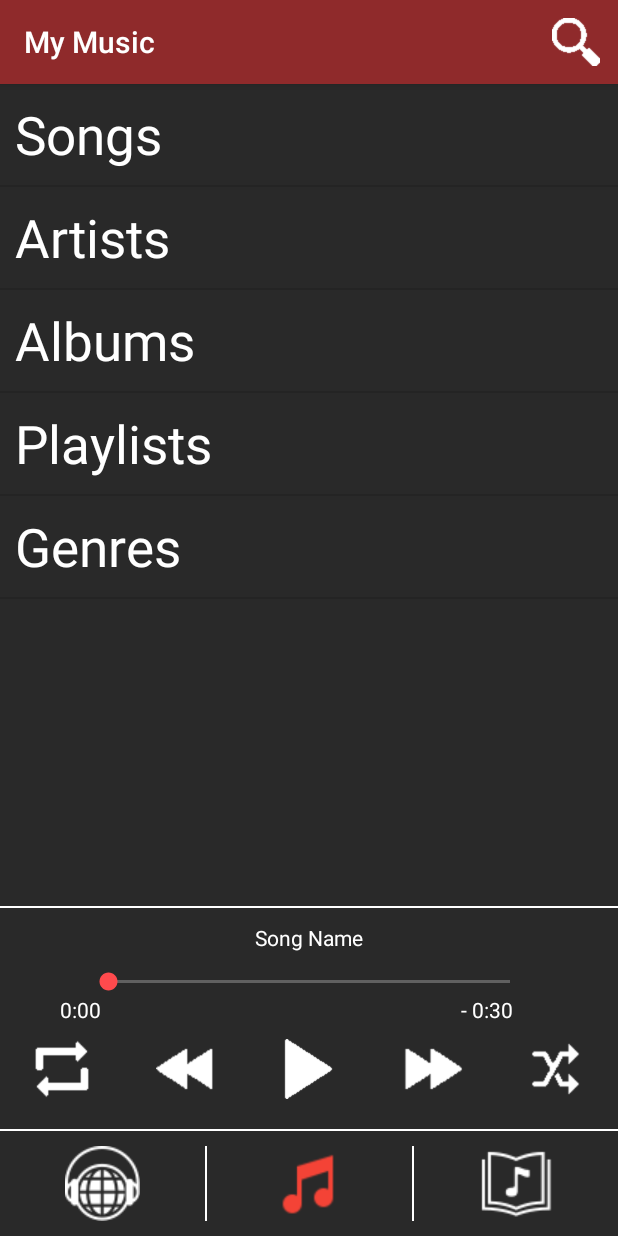
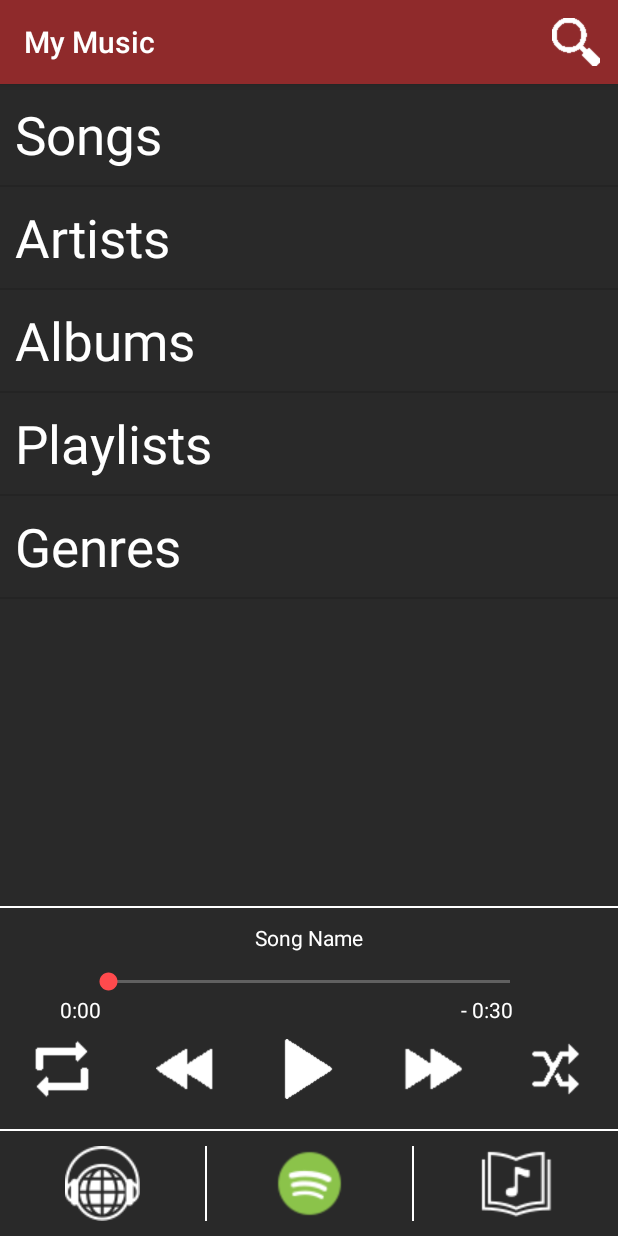
Before and after one commit to richardjamesw/MusicPlayer, an Android app: the screen it shows after launch (MainActivity), on a phone screen of 412 x 824 dp. Run offline under Robolectric (Android 15) with nearby library versions, the phone set to English and light mode, and no system bars.

Commit message:
Service selection implemented

```diff
--- a/app/src/main/AndroidManifest.xml
+++ b/app/src/main/AndroidManifest.xml
@@ -16,6 +16,10 @@
                 <category android:name="android.intent.category.LAUNCHER" />
             </intent-filter>
         </activity>
+
+        <activity android:name=".ServiceActivity"
+            android:theme="@style/AppTheme.PopUpTheme"
+            ></activity>
     </application>
 
 </manifest>
--- a/app/src/main/java/com/csc420/musicplayer/Constants.java
+++ b/app/src/main/java/com/csc420/musicplayer/Constants.java
@@ -7,4 +7,11 @@ public final class Constants {
             {
                     "Songs", "Artists", "Albums", "Playlists", "Genres"
             };
+
+    //list of Services
+    public static final String[] listOfServices = {
+            "Spotify", "Pandora", "Apple Music"
+    };
+
+    public static final int[] serviceLogos = {R.drawable.spotify_logo, R.drawable.pandora_logo, R.drawable.apple_music_logo};
 }
--- a/app/src/main/java/com/csc420/musicplayer/MainActivity.java
+++ b/app/src/main/java/com/csc420/musicplayer/MainActivity.java
@@ -1,8 +1,10 @@
 package com.csc420.musicplayer;
 
+import android.content.Intent;
 import android.media.MediaPlayer;
 import android.os.Handler;
 import android.os.Message;
+import android.support.annotation.Nullable;
 import android.support.v7.app.AppCompatActivity;
 import android.os.Bundle;
 import android.view.Menu;
@@ -22,6 +24,7 @@ public class MainActivity extends AppCompatActivity {
 
     // private instances
     Button btnPlay;
+    Button btnService;
     SeekBar positionBar;
     //SeekBar volumeBar;
     TextView lblElapsedTime;
@@ -121,6 +124,28 @@ public class MainActivity extends AppCompatActivity {
                 }
             }
         }).start();
+
+        btnService = (Button) findViewById(R.id.btnService);
+        btnService.setBackgroundResource(Constants.serviceLogos[0]);
+        btnService.setOnClickListener(new View.OnClickListener() {
+            @Override
+            public void onClick(View v) {
+                startActivityForResult(new Intent(MainActivity.this, ServiceActivity.class), 1);
+            }
+        });
+
+
+    }
+
+    @Override
+    protected void onActivityResult(int requestCode, int resultCode, @Nullable Intent data) {
+        super.onActivityResult(requestCode, resultCode, data);
+        if(requestCode == 1){
+            if(resultCode == RESULT_OK){
+                int serviceID = data.getIntExtra("ServiceID", 0);
+                btnService.setBackgroundResource(Constants.serviceLogos[serviceID]);
+            }
+        }
     }
 
     // handler for positioning
--- a/app/src/main/res/layout/activity_main.xml
+++ b/app/src/main/res/layout/activity_main.xml
@@ -5,8 +5,8 @@
     android:layout_width="match_parent"
     android:layout_height="match_parent"
     android:background="@color/colorBackground"
+    android:gravity="center_horizontal"
     android:orientation="vertical"
-    android:gravity="center_horizontal"
     tools:context=".MainActivity">
 
 
@@ -15,8 +15,8 @@
         android:id="@+id/lvMainWindowList"
         android:layout_width="match_parent"
         android:layout_height="300dp"
-        android:orientation="vertical"
-        android:layout_weight="1">
+        android:layout_weight="1"
+        android:orientation="vertical">
 
     </ListView>
 
@@ -24,42 +24,43 @@
     <View
         android:layout_width="match_parent"
         android:layout_height="1dp"
-        android:background="@android:color/white"/>
+        android:background="@android:color/white" />
 
     <!-- Song info -->
     <TextView
         android:layout_width="match_parent"
         android:layout_height="40dp"
         android:gravity="center"
-        android:textColor="@color/White"
-        android:text="Song Name"/>
+        android:text="Song Name"
+        android:textColor="@color/White" />
 
     <!-- Seek Bar -->
     <SeekBar
         android:id="@+id/positionBar"
         android:layout_width="300dp"
         android:layout_height="wrap_content"
-        android:progressBackgroundTint="@color/White"
-        />
+        android:progressBackgroundTint="@color/White" />
 
     <!-- Song times -->
     <LinearLayout
         android:layout_width="match_parent"
         android:layout_height="wrap_content">
+
         <android.support.v7.widget.AppCompatTextView
             android:id="@+id/lblElapsedTime"
             android:layout_width="wrap_content"
             android:layout_height="wrap_content"
-            android:textColor="@color/White"
+            android:layout_marginLeft="40dp"
             android:text="00:00"
-            android:layout_marginLeft="40dp" />
+            android:textColor="@color/White" />
+
         <android.support.v7.widget.AppCompatTextView
             android:id="@+id/lblRemainingTime"
             android:layout_width="wrap_content"
             android:layout_height="wrap_content"
-            android:textColor="@color/White"
+            android:layout_marginLeft="240dp"
             android:text="00:00"
-            android:layout_marginLeft="240dp" />
+            android:textColor="@color/White" />
     </LinearLayout>
 
 
@@ -67,11 +68,11 @@
     <GridLayout
         android:layout_width="match_parent"
         android:layout_height="wrap_content"
-        android:columnCount="6"
-        android:gravity="center"
         android:layout_marginTop="10dp"
         android:layout_marginBottom="20dp"
-        android:layout_weight="0">
+        android:layout_weight="0"
+        android:columnCount="6"
+        android:gravity="center">
 
         <Button
             android:id="@+id/btnRepeat"
@@ -79,7 +80,7 @@
             android:layout_height="40dp"
             android:layout_columnWeight="1"
             android:layout_gravity="center_horizontal"
-            android:background="@drawable/repeat"/>
+            android:background="@drawable/repeat" />
 
         <Button
             android:id="@+id/btnPrev"
@@ -87,26 +88,26 @@
             android:layout_height="40dp"
             android:layout_columnWeight="1"
             android:layout_gravity="center_horizontal"
-            android:background="@drawable/prev_track"/>
+            android:background="@drawable/prev_track" />
 
         <Button
             android:id="@+id/btnPlay"
-            android:visibility="visible"
             android:layout_width="40dp"
             android:layout_height="40dp"
             android:layout_columnWeight="1"
             android:layout_gravity="center_horizontal"
             android:background="@drawable/play"
-            android:onClick="btnPlayClick" />
+            android:onClick="btnPlayClick"
+            android:visibility="visible" />
 
         <Button
             android:id="@+id/btnPause"
-            android:visibility="gone"
             android:layout_width="40dp"
             android:layout_height="40dp"
             android:layout_columnWeight="1"
             android:layout_gravity="center_horizontal"
-            android:background="@drawable/pause" />
+            android:background="@drawable/pause"
+            android:visibility="gone" />
 
         <Button
             android:id="@+id/btnNext"
@@ -122,7 +123,7 @@
             android:layout_height="40dp"
             android:layout_columnWeight="1"
             android:layout_gravity="center_horizontal"
-            android:background="@drawable/shuffle"/>
+            android:background="@drawable/shuffle" />
 
     </GridLayout>
 
@@ -130,57 +131,57 @@
     <View
         android:layout_width="match_parent"
         android:layout_height="1dp"
-        android:background="@android:color/white"/>
+        android:background="@android:color/white" />
 
     <!-- Bottom Menu buttons -->
     <GridLayout
         android:layout_width="match_parent"
         android:layout_height="wrap_content"
-        android:orientation="horizontal"
+        android:layout_marginTop="10dp"
+        android:layout_marginBottom="10dp"
+        android:layout_weight="0"
+        android:columnCount="5"
         android:gravity="center"
-        android:columnCount="5"
-        android:layout_weight="0"
-        android:layout_marginTop="10dp"
-        android:layout_marginBottom="10dp">
+        android:orientation="horizontal">
 
         <Button
             android:id="@+id/btnSuggested"
             android:layout_width="50dp"
             android:layout_height="50dp"
-            android:background="@drawable/suggested_songs"
             android:layout_columnWeight="1"
-            android:layout_gravity="center_horizontal"/>
+            android:layout_gravity="center_horizontal"
+            android:background="@drawable/suggested_songs" />
 
         <!-- Vertical separator bar -->
         <View
             android:layout_width="1dp"
             android:layout_height="50dp"
             android:layout_columnWeight="0"
-            android:background="@android:color/white"/>
+            android:background="@android:color/white" />
 
         <Button
             android:id="@+id/btnService"
-            android:visibility="visible"
             android:layout_width="50dp"
             android:layout_height="50dp"
+            android:layout_columnWeight="1"
+            android:layout_gravity="center_horizontal"
             android:background="@drawable/local_logo"
-            android:layout_columnWeight="1"
-            android:layout_gravity="center_horizontal"/>
+            android:visibility="visible" />
 
         <!-- Vertical separator bar -->
         <View
             android:layout_width="1dp"
             android:layout_height="50dp"
             android:layout_columnWeight="0"
-            android:background="@android:color/white"/>
+            android:background="@android:color/white" />
 
         <Button
             android:id="@+id/btnLyrics"
             android:layout_width="50dp"
             android:layout_height="50dp"
-            android:background="@drawable/lyrics"
             android:layout_columnWeight="1"
-            android:layout_gravity="center_horizontal"/>
+            android:layout_gravity="center_horizontal"
+            android:background="@drawable/lyrics" />
 
     </GridLayout>
 
--- a/app/src/main/res/values/styles.xml
+++ b/app/src/main/res/values/styles.xml
@@ -17,4 +17,9 @@
         <item name="android:minHeight">90dp</item>
     </style>
 
+    <style name="AppTheme.PopUpTheme">
+        <item name="android:windowIsTranslucent">true</item>
+        <item name="android:windowCloseOnTouchOutside">true</item>
+    </style>
+
 </resources>
```
Also changed, not shown: app/src/main/java/com/csc420/musicplayer/ServiceActivity.java (added, +85 -0 lines), app/src/main/res/layout/service_activity.xml (added, +31 -0 lines), app/src/main/res/layout/service_layout.xml (added, +23 -0 lines), app/src/main/res/drawable/apple_music_logo.png (added), 5 other files.
